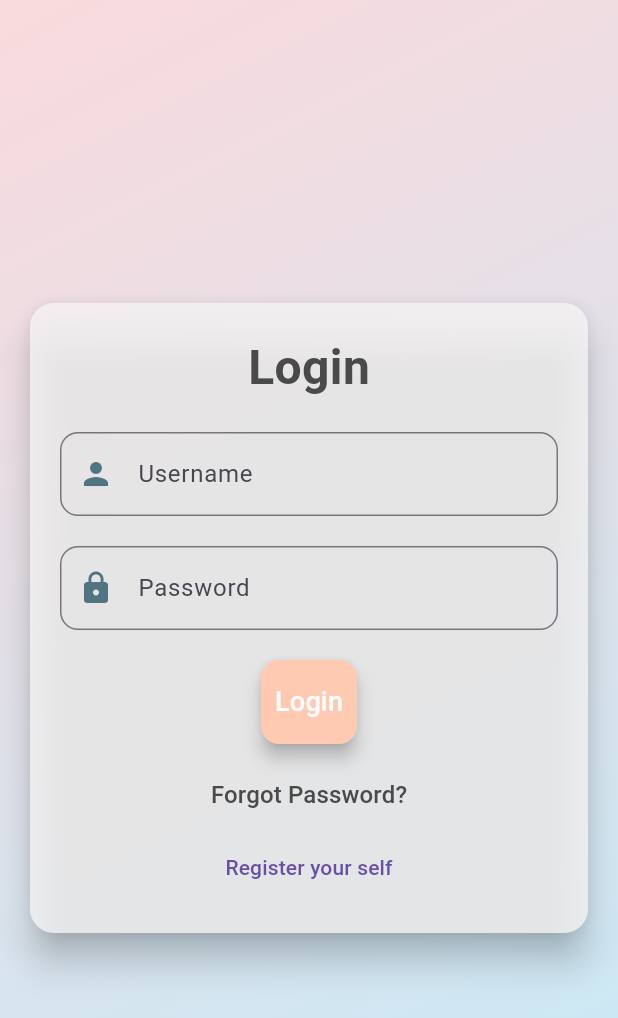
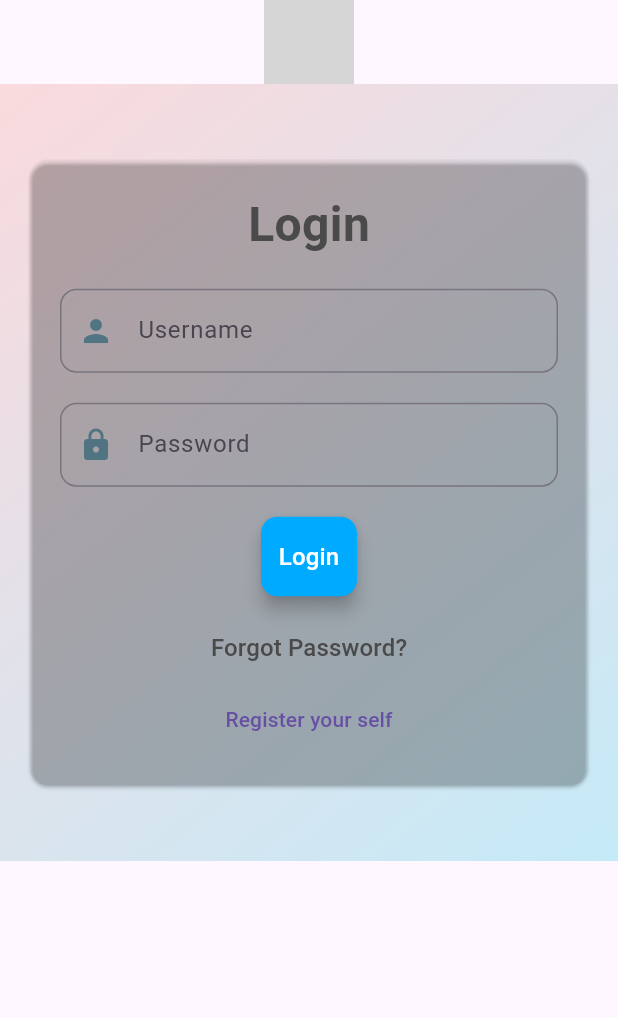
Before and after one commit to SHABBIRKH/BabyShopHub-Flutter, a Flutter app: the screen it shows after launch, on a phone screen of 412 x 824 dp. Shown: the top 1018 px of the screen. Run offline on Flutter 3.47's test engine with Material 3 defaults, Android fonts, the phone set to English and light mode, and no system bars; our stand-ins replace cloud_firestore, firebase_auth, firebase_core; accounts and stored records are empty; grey boxes are pictures that could not be loaded.

Commit message:
changed color

```diff
--- a/lib/login.dart
+++ b/lib/login.dart
@@ -100,13 +100,24 @@ class _LoginPageState extends State<LoginPage> {
   @override
   Widget build(BuildContext context) {
     return Scaffold(
+        // backgroundColor:
+        appBar: AppBar(
+          title: Center(
+            child: Image.asset(
+              '../assets/2.png',
+              fit: BoxFit.contain,
+              height: 600,
+              width: 60,
+            ),
+          ),
+        ),
         body: Container(
+            margin: EdgeInsets.only(bottom: 250),
             decoration: const BoxDecoration(
               gradient: LinearGradient(
                 colors: [
                   Color.fromARGB(255, 250, 218, 221),
                   Color.fromARGB(255, 197, 234, 248),
-
                 ],
                 begin: Alignment.topLeft,
                 end: Alignment.bottomRight,
@@ -116,12 +127,11 @@ class _LoginPageState extends State<LoginPage> {
                 child: Padding(
               padding: const EdgeInsets.all(16.0),
               child: Card(
-                color: const Color.fromARGB(243, 246, 245, 245)
-                    .withOpacity(0.8), // Semi-transparent white background
-                elevation: 10,
-                shape: RoundedRectangleBorder(
-                  borderRadius: BorderRadius.circular(16),
-                ),
+                // color: const Color.fromRGBO(
+                //     0, 0, 0, 0), // Semi-transparent white background
+                color:
+                    const Color.fromRGBO(255, 255, 255, 0.822).withOpacity(0.0),
+
                 child: Padding(
                   padding: const EdgeInsets.all(20.0),
                   child: Form(
@@ -143,14 +153,14 @@ class _LoginPageState extends State<LoginPage> {
                           decoration: InputDecoration(
                             labelText: 'Username',
                             border: OutlineInputBorder(
-                              borderRadius: BorderRadius.circular(12),
-                              borderSide:
-                                  const BorderSide(color: Colors.orangeAccent),
+                              borderRadius: BorderRadius.circular(11),
+                              borderSide: const BorderSide(
+                                  color: Color.fromARGB(255, 64, 137, 255)),
                             ),
                             focusedBorder: OutlineInputBorder(
-                              borderRadius: BorderRadius.circular(12),
-                              borderSide:
-                                  const BorderSide(color: Colors.orange),
+                              borderRadius: BorderRadius.circular(11),
+                              borderSide: const BorderSide(
+                                  color: Color.fromARGB(255, 64, 137, 255)),
                             ),
                             prefixIcon: const Icon(
                               Icons.person,
@@ -171,14 +181,14 @@ class _LoginPageState extends State<LoginPage> {
                           decoration: InputDecoration(
                             labelText: 'Password',
                             border: OutlineInputBorder(
-                              borderRadius: BorderRadius.circular(12),
-                              borderSide:
-                                  const BorderSide(color: Colors.orangeAccent),
+                              borderRadius: BorderRadius.circular(11),
+                              borderSide: const BorderSide(
+                                  color: Color.fromARGB(255, 64, 137, 255)),
                             ),
                             focusedBorder: OutlineInputBorder(
-                              borderRadius: BorderRadius.circular(12),
-                              borderSide:
-                                  const BorderSide(color: Colors.orange),
+                              borderRadius: BorderRadius.circular(11),
+                              borderSide: const BorderSide(
+                                  color: Color.fromARGB(255, 0, 149, 255)),
                             ),
                             prefixIcon: const Icon(
                               Icons.lock,
@@ -205,18 +215,19 @@ class _LoginPageState extends State<LoginPage> {
                             onPressed: _login,
                             style: ElevatedButton.styleFrom(
                               backgroundColor: Color.fromARGB(
-                                255, 255, 202, 177), // Button color
+                                  255, 0, 170, 255), // Button color
                               padding: const EdgeInsets.symmetric(vertical: 15),
                               shape: RoundedRectangleBorder(
-                              borderRadius: BorderRadius.circular(12),
+                                borderRadius: BorderRadius.circular(11),
                               ),
                               elevation: 5, // Shadow effect
                             ),
                             child: const Text(
                               'Login',
-                            style: TextStyle(fontSize: 18, color: Colors.white),
-                          ),
-                        ),
+                              style: TextStyle(
+                                  fontSize: 16,
+                                  color: Color.fromRGBO(255, 255, 255, 1)),
+                            )),
                         const SizedBox(height: 10),
                         TextButton(
                           onPressed: () {
```
Also changed, not shown: assets/2.png (added), assets/logo.PNG (deleted), pubspec.lock. Lines whose indentation alone changed are shown as unchanged.
